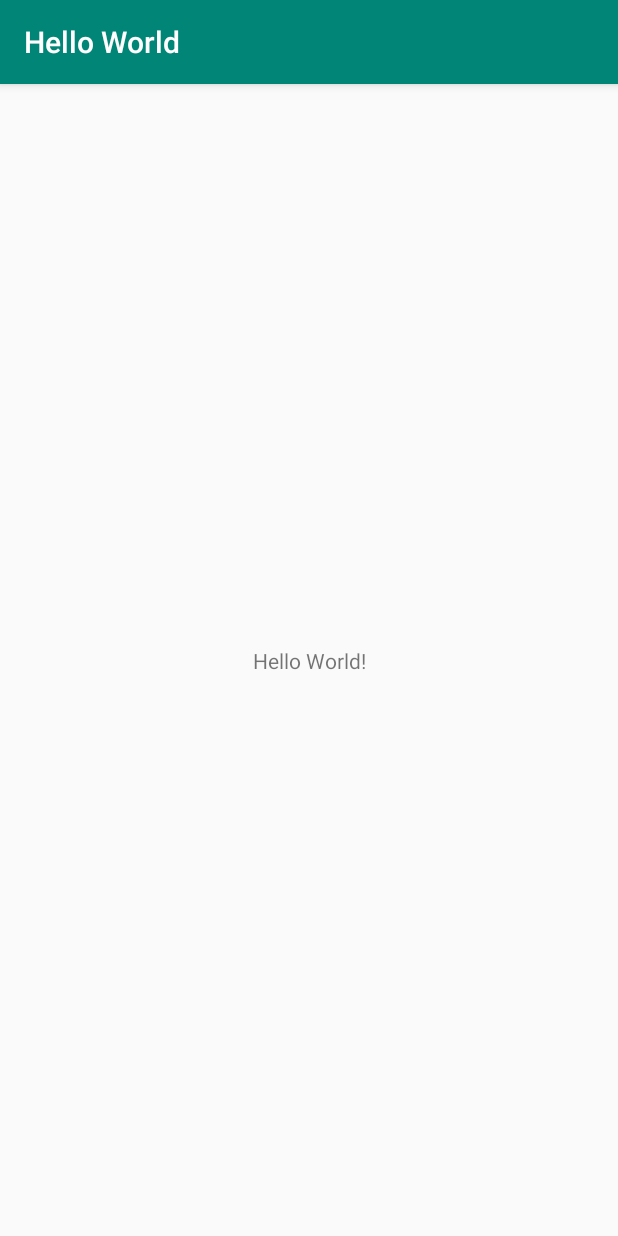
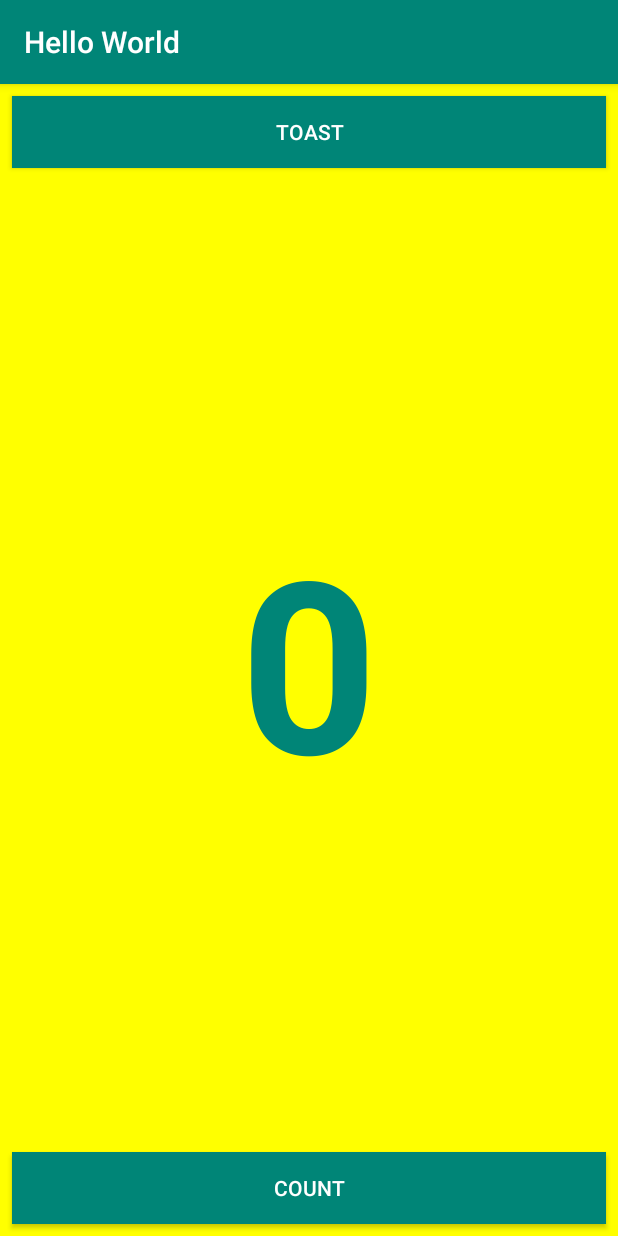
Before and after one commit to VailVeix/androidCertCourse, an Android app: the screen it shows after launch (MainActivity), on a phone screen of 412 x 824 dp. Run offline under Robolectric (Android 15) with nearby library versions, the phone set to English and light mode, and no system bars.

Commit message:
Lesson 1.2A Layout Work
Constraint layouts with the design tab practice

```diff
--- a/HelloWorld/app/src/main/AndroidManifest.xml
+++ b/HelloWorld/app/src/main/AndroidManifest.xml
@@ -1,6 +1,6 @@
 <?xml version="1.0" encoding="utf-8"?>
 <manifest xmlns:android="http://schemas.android.com/apk/res/android"
-    package="com.example.android.helloworld" >
+    package="com.example.android.helloworld">
 
     <application
         android:allowBackup="true"
@@ -8,8 +8,8 @@
         android:label="@string/app_name"
         android:roundIcon="@mipmap/ic_launcher_round"
         android:supportsRtl="true"
-        android:theme="@style/AppTheme" >
-        <activity android:name=".MainActivity" >
+        android:theme="@style/AppTheme">
+        <activity android:name=".MainActivity">
             <intent-filter>
                 <action android:name="android.intent.action.MAIN" />
 
--- a/HelloWorld/app/src/main/res/layout/activity_main.xml
+++ b/HelloWorld/app/src/main/res/layout/activity_main.xml
@@ -1,19 +1,60 @@
 <?xml version="1.0" encoding="utf-8"?>
-<android.support.constraint.ConstraintLayout
-    xmlns:android="http://schemas.android.com/apk/res/android"
+<android.support.constraint.ConstraintLayout xmlns:android="http://schemas.android.com/apk/res/android"
+    xmlns:app="http://schemas.android.com/apk/res-auto"
     xmlns:tools="http://schemas.android.com/tools"
-    xmlns:app="http://schemas.android.com/apk/res-auto"
     android:layout_width="match_parent"
     android:layout_height="match_parent"
     tools:context=".MainActivity">
 
+    <Button
+        android:id="@+id/button_toast"
+        android:layout_width="0dp"
+        android:layout_height="wrap_content"
+        android:layout_marginStart="8dp"
+        android:layout_marginLeft="8dp"
+        android:layout_marginTop="8dp"
+        android:layout_marginEnd="8dp"
+        android:layout_marginRight="8dp"
+        android:background="@color/colorPrimary"
+        android:text="@string/toast"
+        android:textColor="@android:color/white"
+        app:layout_constraintEnd_toEndOf="parent"
+        app:layout_constraintHorizontal_bias="1.0"
+        app:layout_constraintStart_toStartOf="parent"
+        app:layout_constraintTop_toTopOf="parent"
+        android:onClick="showToast"/>
+
     <TextView
-        android:layout_width="wrap_content"
-        android:layout_height="wrap_content"
-        android:text="Hello World!"
+        android:id="@+id/show_count"
+        android:layout_width="match_parent"
+        android:layout_height="match_parent"
+        android:background="#FFFF00"
+        android:gravity="center_vertical"
+        android:text="@string/initial_count"
+        android:textAlignment="center"
+        android:textColor="@color/colorPrimary"
+        android:textSize="160sp"
+        android:textStyle="bold"
         app:layout_constraintBottom_toBottomOf="parent"
-        app:layout_constraintLeft_toLeftOf="parent"
-        app:layout_constraintRight_toRightOf="parent"
+        app:layout_constraintEnd_toEndOf="parent"
+        app:layout_constraintStart_toStartOf="parent"
         app:layout_constraintTop_toTopOf="parent" />
 
+    <Button
+        android:id="@+id/button_count"
+        android:layout_width="0dp"
+        android:layout_height="wrap_content"
+        android:layout_marginStart="8dp"
+        android:layout_marginLeft="8dp"
+        android:layout_marginEnd="8dp"
+        android:layout_marginRight="8dp"
+        android:layout_marginBottom="8dp"
+        android:background="@color/colorPrimary"
+        android:text="@string/count"
+        android:textColor="@android:color/white"
+        app:layout_constraintBottom_toBottomOf="parent"
+        app:layout_constraintEnd_toEndOf="parent"
+        app:layout_constraintStart_toStartOf="parent"
+        android:onClick="countUp"/>
+
 </android.support.constraint.ConstraintLayout>
--- a/HelloWorld/app/src/main/res/mipmap-anydpi-v26/ic_launcher.xml
+++ b/HelloWorld/app/src/main/res/mipmap-anydpi-v26/ic_launcher.xml
@@ -1,5 +1,5 @@
 <?xml version="1.0" encoding="utf-8"?>
 <adaptive-icon xmlns:android="http://schemas.android.com/apk/res/android">
-    <background android:drawable="@drawable/ic_launcher_background"/>
-    <foreground android:drawable="@drawable/ic_launcher_foreground"/>
+    <background android:drawable="@drawable/ic_launcher_background" />
+    <foreground android:drawable="@drawable/ic_launcher_foreground" />
 </adaptive-icon>
--- a/HelloWorld/app/src/main/res/mipmap-anydpi-v26/ic_launcher_round.xml
+++ b/HelloWorld/app/src/main/res/mipmap-anydpi-v26/ic_launcher_round.xml
@@ -1,5 +1,5 @@
 <?xml version="1.0" encoding="utf-8"?>
 <adaptive-icon xmlns:android="http://schemas.android.com/apk/res/android">
-    <background android:drawable="@drawable/ic_launcher_background"/>
-    <foreground android:drawable="@drawable/ic_launcher_foreground"/>
+    <background android:drawable="@drawable/ic_launcher_background" />
+    <foreground android:drawable="@drawable/ic_launcher_foreground" />
 </adaptive-icon>
--- a/HelloWorld/app/src/main/res/values/strings.xml
+++ b/HelloWorld/app/src/main/res/values/strings.xml
@@ -1,3 +1,6 @@
 <resources>
     <string name="app_name">Hello World</string>
+    <string name="toast">Toast</string>
+    <string name="count">Count</string>
+    <string name="initial_count">0</string>
 </resources>
--- a/HelloWorld/gradle.properties
+++ b/HelloWorld/gradle.properties
@@ -1,16 +1,12 @@
 # Project-wide Gradle settings.
-
 # IDE (e.g. Android Studio) users:
 # Gradle settings configured through the IDE *will override*
 # any settings specified in this file.
-
 # For more details on how to configure your build environment visit
 # http://www.gradle.org/docs/current/userguide/build_environment.html
-
 # Specifies the JVM arguments used for the daemon process.
 # The setting is particularly useful for tweaking memory settings.
 org.gradle.jvmargs=-Xmx1536m
-
 # When configured, Gradle will run in incubating parallel mode.
 # This option should only be used with decoupled projects. More details, visit
 # http://www.gradle.org/docs/current/userguide/multi_project_builds.html#sec:decoupled_projects
```
Also changed, not shown: HelloWorld/app/src/main/java/com/example/android/helloworld/MainActivity.java (+18 -0 lines), HelloWorld/app/src/main/res/drawable-v24/ic_launcher_foreground.xml (+6 -6 lines), HelloWorld/app/src/main/res/drawable/ic_launcher_background.xml (+166 -70 lines).
